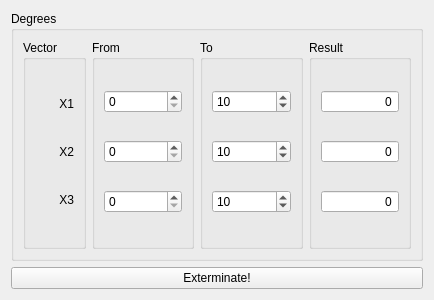
This is lab_3/bruteforce_window.ui in fatvlady/sys-an-labs as Qt 5 draws it before an edit. The edited form follows.
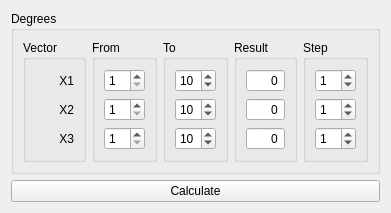
This is the edited form.

Diff of the .ui file:
```diff
--- a/lab_3/bruteforce_window.ui
+++ b/lab_3/bruteforce_window.ui
@@ -6,8 +6,8 @@
    <rect>
     <x>0</x>
     <y>0</y>
-    <width>434</width>
-    <height>300</height>
+    <width>340</width>
+    <height>208</height>
    </rect>
   </property>
   <property name="windowTitle">
@@ -34,12 +34,6 @@
         <layout class="QVBoxLayout" name="verticalLayout_2">
          <item>
           <widget class="QLabel" name="label">
-           <property name="sizePolicy">
-            <sizepolicy hsizetype="Preferred" vsizetype="Maximum">
-             <horstretch>0</horstretch>
-             <verstretch>0</verstretch>
-            </sizepolicy>
-           </property>
            <property name="text">
             <string>X1</string>
            </property>
@@ -50,12 +44,6 @@
          </item>
          <item>
           <widget class="QLabel" name="label_2">
-           <property name="sizePolicy">
-            <sizepolicy hsizetype="Preferred" vsizetype="Maximum">
-             <horstretch>0</horstretch>
-             <verstretch>0</verstretch>
-            </sizepolicy>
-           </property>
            <property name="text">
             <string>X2</string>
            </property>
@@ -66,12 +54,6 @@
          </item>
          <item>
           <widget class="QLabel" name="label_3">
-           <property name="sizePolicy">
-            <sizepolicy hsizetype="Preferred" vsizetype="Maximum">
-             <horstretch>0</horstretch>
-             <verstretch>0</verstretch>
-            </sizepolicy>
-           </property>
            <property name="text">
             <string>X3</string>
            </property>
@@ -96,13 +78,25 @@
         </property>
         <layout class="QVBoxLayout" name="verticalLayout_3">
          <item>
-          <widget class="QSpinBox" name="from_1"/>
+          <widget class="QSpinBox" name="from_1">
+           <property name="minimum">
+            <number>1</number>
+           </property>
+          </widget>
          </item>
          <item>
-          <widget class="QSpinBox" name="from_2"/>
+          <widget class="QSpinBox" name="from_2">
+           <property name="minimum">
+            <number>1</number>
+           </property>
+          </widget>
          </item>
          <item>
-          <widget class="QSpinBox" name="from_3"/>
+          <widget class="QSpinBox" name="from_3">
+           <property name="minimum">
+            <number>1</number>
+           </property>
+          </widget>
          </item>
         </layout>
        </widget>
@@ -200,13 +194,49 @@
         </layout>
        </widget>
       </item>
+      <item>
+       <widget class="QGroupBox" name="groupBox_6">
+        <property name="sizePolicy">
+         <sizepolicy hsizetype="Expanding" vsizetype="Preferred">
+          <horstretch>0</horstretch>
+          <verstretch>0</verstretch>
+         </sizepolicy>
+        </property>
+        <property name="title">
+         <string>Step</string>
+        </property>
+        <layout class="QGridLayout" name="gridLayout">
+         <item row="0" column="0">
+          <widget class="QSpinBox" name="st_1">
+           <property name="value">
+            <number>1</number>
+           </property>
+          </widget>
+         </item>
+         <item row="1" column="0">
+          <widget class="QSpinBox" name="st_2">
+           <property name="value">
+            <number>1</number>
+           </property>
+          </widget>
+         </item>
+         <item row="2" column="0">
+          <widget class="QSpinBox" name="st_3">
+           <property name="value">
+            <number>1</number>
+           </property>
+          </widget>
+         </item>
+        </layout>
+       </widget>
+      </item>
      </layout>
     </widget>
    </item>
    <item>
     <widget class="QPushButton" name="pushButton">
      <property name="text">
-      <string>Exterminate!</string>
+      <string>Calculate</string>
      </property>
     </widget>
    </item>
```
